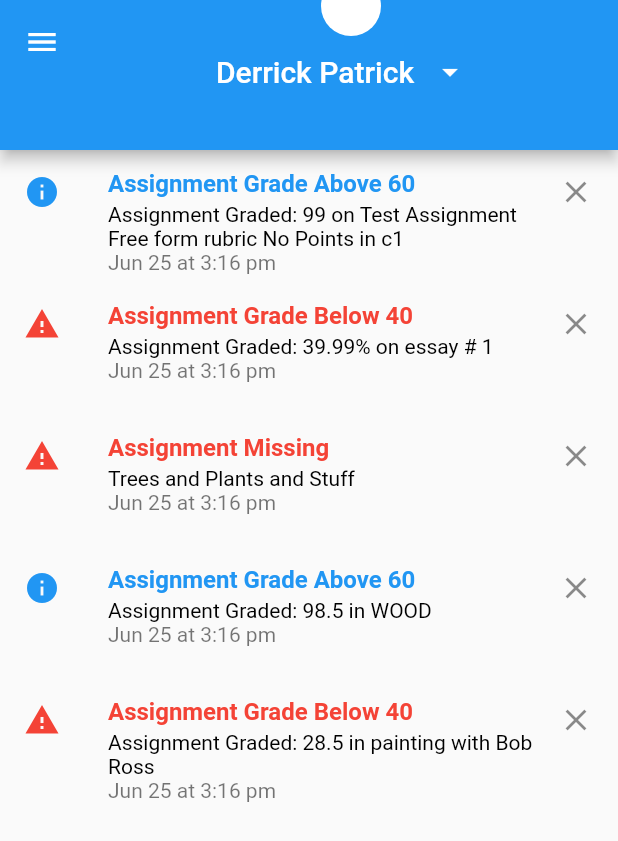
After one commit to UmairJibran/canvasparent, a Flutter app: the screen it shows after launch, after a tap on "Screen 4", on a phone screen of 412 x 824 dp. The commit adds this screen. Shown: the top 841 px of the screen. Run offline on Flutter 3.47's test engine with Material 2 defaults, Android fonts, the phone set to English and light mode, and no system bars.

Commit message:
completed screen 4

```diff
--- /dev/null
+++ b/lib/dummy/notifications.dart
@@ -0,0 +1,35 @@
+import 'package:canvasparent/model/notification.dart';
+
+List<Notification> notifications = [
+  new Notification(
+    title: "Assignment Grade Above 60",
+    description:
+        "Assignment Graded: 99 on Test Assignment Free form rubric No Points in c1",
+    date: "Jun 25 at 3:16 pm",
+    type: Type.information,
+  ),
+  new Notification(
+    title: "Assignment Grade Below 40",
+    description: "Assignment Graded: 39.99% on essay # 1",
+    date: "Jun 25 at 3:16 pm",
+    type: Type.warning,
+  ),
+  new Notification(
+    title: "Assignment Missing",
+    description: "Trees and Plants and Stuff",
+    date: "Jun 25 at 3:16 pm",
+    type: Type.warning,
+  ),
+  new Notification(
+    title: "Assignment Grade Above 60",
+    description: "Assignment Graded: 98.5 in WOOD",
+    date: "Jun 25 at 3:16 pm",
+    type: Type.information,
+  ),
+  new Notification(
+    title: "Assignment Grade Below 40",
+    description: "Assignment Graded: 28.5 in painting with Bob Ross",
+    date: "Jun 25 at 3:16 pm",
+    type: Type.warning,
+  ),
+];
--- a/lib/main.dart
+++ b/lib/main.dart
@@ -2,6 +2,7 @@ import 'package:canvasparent/screens/detailpage.dart';
 import 'package:flutter/material.dart';
 
 import 'screens/home.dart';
+import 'screens/notificationspage.dart';
 
 void main() => runApp(MyApp());
 
@@ -12,6 +13,7 @@ class MyApp extends StatelessWidget {
       routes: {
         "/": (ctx) => Home(),
         DetailPage.route: (ctx) => DetailPage(),
+        NotificationsPage.route: (ctx) => NotificationsPage(),
       },
     );
   }
--- /dev/null
+++ b/lib/model/notification.dart
@@ -0,0 +1,17 @@
+import 'package:flutter/cupertino.dart';
+
+enum Type { information, warning }
+
+class Notification {
+  final String title;
+  final String description;
+  final String date;
+  final Type type;
+
+  Notification({
+    this.title,
+    this.description,
+    this.date,
+    this.type,
+  });
+}
--- a/lib/screens/home.dart
+++ b/lib/screens/home.dart
@@ -1,5 +1,7 @@
 import 'package:canvasparent/screens/detailpage.dart';
 import 'package:flutter/material.dart';
+
+import 'notificationspage.dart';
 
 class Home extends StatelessWidget {
   @override
@@ -9,10 +11,20 @@ class Home extends StatelessWidget {
         title: Text("Home"),
       ),
       body: Center(
-        child: RaisedButton(
-          onPressed: () => Navigator.of(context)
-              .push(MaterialPageRoute(builder: (_) => DetailPage())),
-          child: Text("Screen 2"),
+        child: Column(
+          mainAxisAlignment: MainAxisAlignment.center,
+          children: [
+            RaisedButton(
+              onPressed: () => Navigator.of(context)
+                  .push(MaterialPageRoute(builder: (_) => DetailPage())),
+              child: Text("Screen 2"),
+            ),
+            RaisedButton(
+              onPressed: () => Navigator.of(context)
+                  .push(MaterialPageRoute(builder: (_) => NotificationsPage())),
+              child: Text("Screen 4"),
+            ),
+          ],
         ),
       ),
     );
--- /dev/null
+++ b/lib/screens/notificationspage.dart
@@ -0,0 +1,76 @@
+import 'package:canvasparent/dummy/notifications.dart';
+import 'package:flutter/material.dart';
+import '../model/notification.dart';
+
+class NotificationsPage extends StatelessWidget {
+  static const route = "/notificationsPage";
+
+  @override
+  Widget build(BuildContext context) {
+    return Scaffold(
+      drawer: Drawer(),
+      appBar: PreferredSize(
+        preferredSize: Size.fromHeight(100.0),
+        child: AppBar(
+          automaticallyImplyLeading: true,
+          centerTitle: true,
+          title: Column(
+            children: [
+              CircleAvatar(
+                backgroundColor: Colors.white,
+              ),
+              Row(
+                mainAxisAlignment: MainAxisAlignment.center,
+                children: [
+                  Text("Derrick Patrick"),
+                  IconButton(
+                    icon: Icon(Icons.arrow_drop_down),
+                    onPressed: () {},
+                  )
+                ],
+              ),
+            ],
+          ),
+        ),
+      ),
+      body: Container(
+        height: MediaQuery.of(context).size.height * 0.8,
+        child: ListView.builder(
+          itemCount: notifications.length,
+          itemBuilder: (_, index) {
+            return ListTile(
+              trailing: Icon(Icons.close),
+              leading: Icon(
+                notifications[index].type == Type.warning
+                    ? Icons.warning
+                    : Icons.info,
+                color: notifications[index].type == Type.warning
+                    ? Colors.red
+                    : Colors.blue,
+              ),
+              title: Text(
+                notifications[index].title,
+                style: TextStyle(
+                    color: notifications[index].type == Type.warning
+                        ? Colors.red
+                        : Colors.blue,
+                    fontWeight: FontWeight.bold),
+              ),
+              subtitle: Column(
+                crossAxisAlignment: CrossAxisAlignment.start,
+                children: [
+                  Text(
+                    notifications[index].description,
+                    style: TextStyle(color: Colors.black),
+                  ),
+                  Text(notifications[index].date),
+                ],
+              ),
+              isThreeLine: true,
+            );
+          },
+        ),
+      ),
+    );
+  }
+}
```
